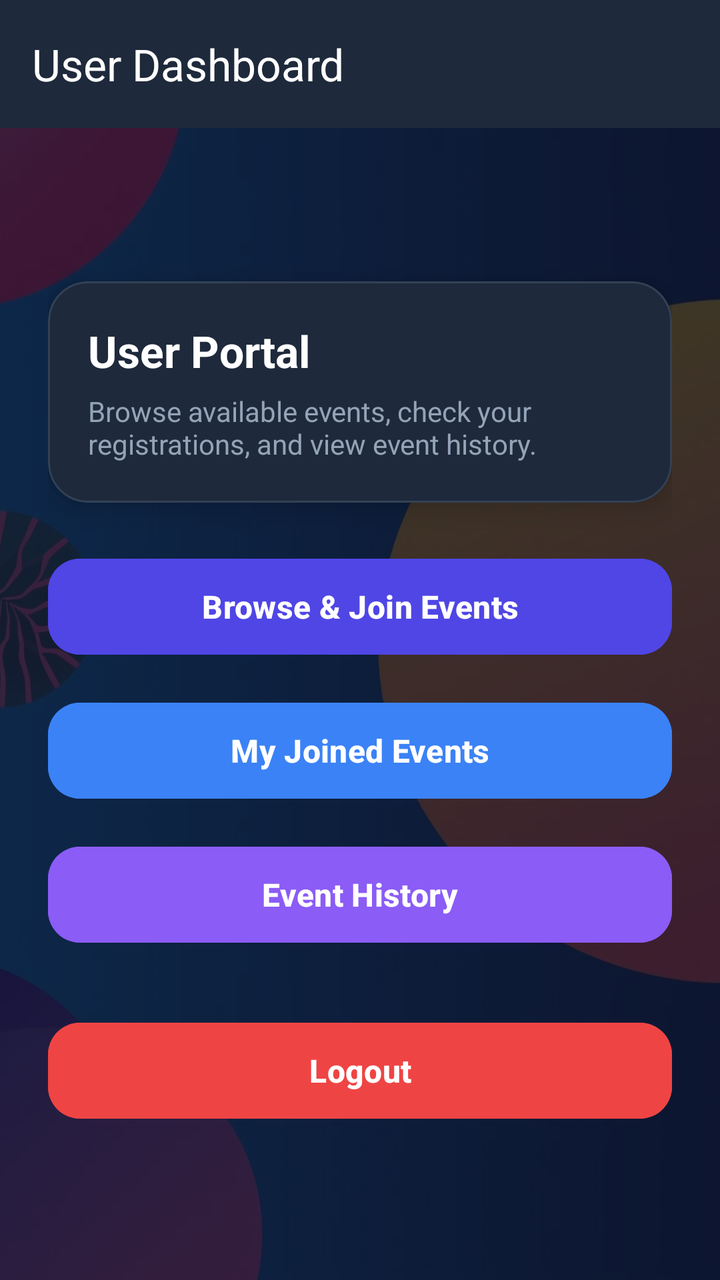
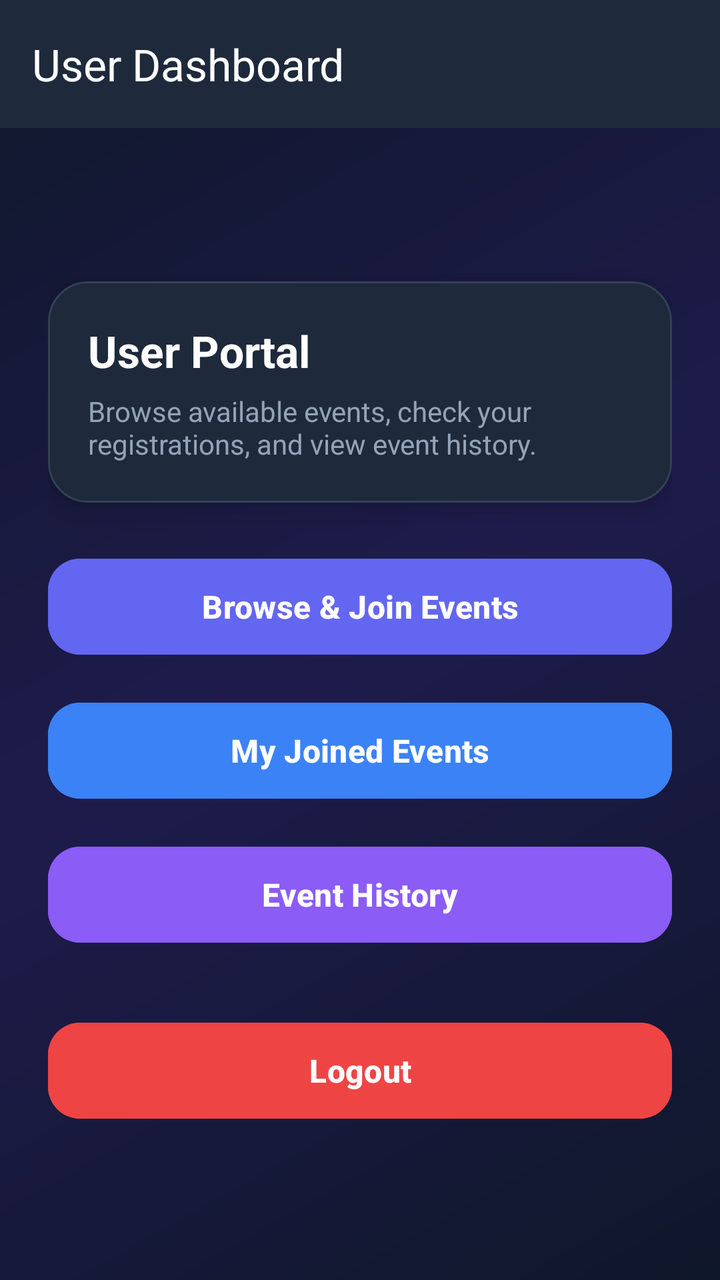

Before-and-after screenshots of an Android layout around one commit, followed by the original layout XML and the change that was made.
<!-- AndroidManifest.xml: application theme Theme.EventManagementSystem -->
<!-- res/layout/activity_user.xml -->
<?xml version="1.0" encoding="utf-8"?>
<FrameLayout
    xmlns:android="http://schemas.android.com/apk/res/android"
    xmlns:app="http://schemas.android.com/apk/res-auto"
    android:layout_width="match_parent"
    android:layout_height="match_parent">

    
    <ImageView
        android:layout_width="match_parent"
        android:layout_height="match_parent"
        android:src="@drawable/event_activity"
        android:scaleType="centerCrop"
        android:contentDescription="Background"/>

    
    <View
        android:layout_width="match_parent"
        android:layout_height="match_parent"
        android:background="#CC0F172A"/>

    <LinearLayout
        android:layout_width="match_parent"
        android:layout_height="match_parent"
        android:orientation="vertical">

        <com.google.android.material.appbar.MaterialToolbar
            android:id="@+id/toolbar"
            android:layout_width="match_parent"
            android:layout_height="?attr/actionBarSize"
            android:background="#1E293B"
            app:title="User Dashboard"
            app:titleTextColor="@android:color/white"/>

        <ScrollView
            android:layout_width="match_parent"
            android:layout_height="match_parent"
            android:fillViewport="true">

            <LinearLayout
                android:layout_width="match_parent"
                android:layout_height="wrap_content"
                android:orientation="vertical"
                android:padding="24dp"
                android:gravity="center">

                
                <com.google.android.material.card.MaterialCardView
                    android:layout_width="match_parent"
                    android:layout_height="wrap_content"
                    app:cardCornerRadius="20dp"
                    app:cardElevation="8dp"
                    app:strokeWidth="1dp"
                    app:strokeColor="#334155"
                    app:cardBackgroundColor="#1E293B"
                    android:layout_marginBottom="24dp">

                    <LinearLayout
                        android:layout_width="match_parent"
                        android:layout_height="wrap_content"
                        android:orientation="vertical"
                        android:padding="20dp">

                        <TextView
                            android:layout_width="wrap_content"
                            android:layout_height="wrap_content"
                            android:text="User Portal"
                            android:textSize="22sp"
                            android:textStyle="bold"
                            android:textColor="#FFFFFF"/>

                        <TextView
                            android:layout_width="wrap_content"
                            android:layout_height="wrap_content"
                            android:text="Browse available events, check your registrations, and view event history."
                            android:textSize="14sp"
                            android:textColor="#94A3B8"
                            android:layout_marginTop="6dp"/>
                    </LinearLayout>
                </com.google.android.material.card.MaterialCardView>

                
                <Button
                    android:id="@+id/btnJoinEvents"
                    android:layout_width="match_parent"
                    android:layout_height="56dp"
                    android:text="Browse &amp; Join Events"
                    android:textSize="16sp"
                    android:textStyle="bold"
                    android:textColor="@android:color/white"
                    android:backgroundTint="#4F46E5"
                    app:cornerRadius="16dp"/>

                <Button
                    android:id="@+id/btnMyEvents"
                    android:layout_width="match_parent"
                    android:layout_height="56dp"
                    android:text="My Joined Events"
                    android:textSize="16sp"
                    android:textStyle="bold"
                    android:textColor="@android:color/white"
                    android:backgroundTint="#3B82F6"
                    app:cornerRadius="16dp"
                    android:layout_marginTop="16dp"/>

                <Button
                    android:id="@+id/btnHistory"
                    android:layout_width="match_parent"
                    android:layout_height="56dp"
                    android:text="Event History"
                    android:textSize="16sp"
                    android:textStyle="bold"
                    android:textColor="@android:color/white"
                    android:backgroundTint="#8B5CF6"
                    app:cornerRadius="16dp"
                    android:layout_marginTop="16dp"/>

                <Button
                    android:id="@+id/btnLogout"
                    android:layout_width="match_parent"
                    android:layout_height="56dp"
                    android:text="Logout"
                    android:textSize="16sp"
                    android:textStyle="bold"
                    android:textColor="@android:color/white"
                    android:backgroundTint="#EF4444"
                    app:cornerRadius="16dp"
                    android:layout_marginTop="32dp"/>

            </LinearLayout>

        </ScrollView>

    </LinearLayout>

</FrameLayout>
<!-- resources referenced by this layout -->
<resources>
  <!-- drawable event_activity: jpg bitmap (drawable, 97123 bytes) -->
  <style name="Theme.EventManagementSystem" parent="Base.Theme.EventManagementSystem" />
  <style name="Base.Theme.EventManagementSystem" parent="Theme.Material3.DayNight.NoActionBar">
          <item name="colorPrimary">@color/primary</item>
          <item name="colorPrimaryVariant">@color/primary_dark</item>
          <item name="colorSecondary">@color/accent_orange</item>
          <item name="android:statusBarColor">@color/primary_dark</item>
      </style>
  <color name="primary">#4F46E5</color>
  <color name="primary_dark">#3730A3</color>
  <color name="accent_orange">#F97316</color>
</resources>

<!-- the commit's change to res/layout/activity_user.xml (unified diff, before → after) -->
@@ -1,136 +1,117 @@
 <?xml version="1.0" encoding="utf-8"?>
-<FrameLayout
+<LinearLayout
     xmlns:android="http://schemas.android.com/apk/res/android"
     xmlns:app="http://schemas.android.com/apk/res-auto"
     android:layout_width="match_parent"
-    android:layout_height="match_parent">
+    android:layout_height="match_parent"
+    android:orientation="vertical"
+    android:background="@drawable/bg_main_gradient">
 
-    
-    <ImageView
+    <com.google.android.material.appbar.MaterialToolbar
+        android:id="@+id/toolbar"
+        android:layout_width="match_parent"
+        android:layout_height="?attr/actionBarSize"
+        android:background="#1E293B"
+        app:title="User Dashboard"
+        app:titleTextColor="@android:color/white"/>
+
+    <ScrollView
         android:layout_width="match_parent"
         android:layout_height="match_parent"
-        android:src="@drawable/event_activity"
-        android:scaleType="centerCrop"
-        android:contentDescription="Background"/>
+        android:fillViewport="true">
 
-    
-    <View
-        android:layout_width="match_parent"
-        android:layout_height="match_parent"
-        android:background="#CC0F172A"/>
+        <LinearLayout
+            android:layout_width="match_parent"
+            android:layout_height="wrap_content"
+            android:orientation="vertical"
+            android:padding="24dp"
+            android:gravity="center">
 
-    <LinearLayout
-        android:layout_width="match_parent"
-        android:layout_height="match_parent"
-        android:orientation="vertical">
-
-        <com.google.android.material.appbar.MaterialToolbar
-            android:id="@+id/toolbar"
-            android:layout_width="match_parent"
-            android:layout_height="?attr/actionBarSize"
-            android:background="#1E293B"
-            app:title="User Dashboard"
-            app:titleTextColor="@android:color/white"/>
-
-        <ScrollView
-            android:layout_width="match_parent"
-            android:layout_height="match_parent"
-            android:fillViewport="true">
-
-            <LinearLayout
+            
+            <com.google.android.material.card.MaterialCardView
                 android:layout_width="match_parent"
                 android:layout_height="wrap_content"
-                android:orientation="vertical"
-                android:padding="24dp"
-                android:gravity="center">
+                app:cardCornerRadius="20dp"
+                app:cardElevation="8dp"
+                app:strokeWidth="1dp"
+                app:strokeColor="#334155"
+                app:cardBackgroundColor="#1E293B"
+                android:layout_marginBottom="24dp">
 
-                
-                <com.google.android.material.card.MaterialCardView
+                <LinearLayout
                     android:layout_width="match_parent"
                     android:layout_height="wrap_content"
-                    app:cardCornerRadius="20dp"
-                    app:cardElevation="8dp"
-                    app:strokeWidth="1dp"
-                    app:strokeColor="#334155"
-                    app:cardBackgroundColor="#1E293B"
-                    android:layout_marginBottom="24dp">
+                    android:orientation="vertical"
+                    android:padding="20dp">
 
-                    <LinearLayout
-                        android:layout_width="match_parent"
+                    <TextView
+                        android:layout_width="wrap_content"
                         android:layout_height="wrap_content"
-                        android:orientation="vertical"
-                        android:padding="20dp">
+                        android:text="User Portal"
+                        android:textSize="22sp"
+                        android:textStyle="bold"
+                        android:textColor="#FFFFFF"/>
 
-                        <TextView
-                            android:layout_width="wrap_content"
-                            android:layout_height="wrap_content"
-                            android:text="User Portal"
-                            android:textSize="22sp"
-                            android:textStyle="bold"
-                            android:textColor="#FFFFFF"/>
+                    <TextView
+                        android:layout_width="wrap_content"
+                        android:layout_height="wrap_content"
+                        android:text="Browse available events, check your registrations, and view event history."
+                        android:textSize="14sp"
+                        android:textColor="#94A3B8"
+                        android:layout_marginTop="6dp"/>
+                </LinearLayout>
+            </com.google.android.material.card.MaterialCardView>
 
-                        <TextView
-                            android:layout_width="wrap_content"
-                            android:layout_height="wrap_content"
-                            android:text="Browse available events, check your registrations, and view event history."
-                            android:textSize="14sp"
-                            android:textColor="#94A3B8"
-                            android:layout_marginTop="6dp"/>
-                    </LinearLayout>
-                </com.google.android.material.card.MaterialCardView>
+            
+            <Button
+                android:id="@+id/btnJoinEvents"
+                android:layout_width="match_parent"
+                android:layout_height="56dp"
+                android:text="Browse &amp; Join Events"
+                android:textSize="16sp"
+                android:textStyle="bold"
+                android:textColor="@android:color/white"
+                android:backgroundTint="#6366F1"
+                app:cornerRadius="16dp"/>
 
-                
-                <Button
-                    android:id="@+id/btnJoinEvents"
-                    android:layout_width="match_parent"
-                    android:layout_height="56dp"
-                    android:text="Browse &amp; Join Events"
-                    android:textSize="16sp"
-                    android:textStyle="bold"
-                    android:textColor="@android:color/white"
-                    android:backgroundTint="#4F46E5"
-                    app:cornerRadius="16dp"/>
+            <Button
+                android:id="@+id/btnMyEvents"
+                android:layout_width="match_parent"
+                android:layout_height="56dp"
+                android:text="My Joined Events"
+                android:textSize="16sp"
+                android:textStyle="bold"
+                android:textColor="@android:color/white"
+                android:backgroundTint="#3B82F6"
+                app:cornerRadius="16dp"
+                android:layout_marginTop="16dp"/>
 
-                <Button
-                    android:id="@+id/btnMyEvents"
-                    android:layout_width="match_parent"
-                    android:layout_height="56dp"
-                    android:text="My Joined Events"
-                    android:textSize="16sp"
-                    android:textStyle="bold"
-                    android:textColor="@android:color/white"
-                    android:backgroundTint="#3B82F6"
-                    app:cornerRadius="16dp"
-                    android:layout_marginTop="16dp"/>
+            <Button
+                android:id="@+id/btnHistory"
+                android:layout_width="match_parent"
+                android:layout_height="56dp"
+                android:text="Event History"
+                android:textSize="16sp"
+                android:textStyle="bold"
+                android:textColor="@android:color/white"
+                android:backgroundTint="#8B5CF6"
+                app:cornerRadius="16dp"
+                android:layout_marginTop="16dp"/>
 
-                <Button
-                    android:id="@+id/btnHistory"
-                    android:layout_width="match_parent"
-                    android:layout_height="56dp"
-                    android:text="Event History"
-                    android:textSize="16sp"
-                    android:textStyle="bold"
-                    android:textColor="@android:color/white"
-                    android:backgroundTint="#8B5CF6"
-                    app:cornerRadius="16dp"
-                    android:layout_marginTop="16dp"/>
+            <Button
+                android:id="@+id/btnLogout"
+                android:layout_width="match_parent"
+                android:layout_height="56dp"
+                android:text="Logout"
+                android:textSize="16sp"
+                android:textStyle="bold"
+                android:textColor="@android:color/white"
+                android:backgroundTint="#EF4444"
+                app:cornerRadius="16dp"
+                android:layout_marginTop="32dp"/>
 
-                <Button
-                    android:id="@+id/btnLogout"
-                    android:layout_width="match_parent"
-                    android:layout_height="56dp"
-                    android:text="Logout"
-                    android:textSize="16sp"
-                    android:textStyle="bold"
-                    android:textColor="@android:color/white"
-                    android:backgroundTint="#EF4444"
-                    app:cornerRadius="16dp"
-                    android:layout_marginTop="32dp"/>
+        </LinearLayout>
 
-            </LinearLayout>
+    </ScrollView>
 
-        </ScrollView>
-
-    </LinearLayout>
-
-</FrameLayout>
+</LinearLayout>
<!-- resource entries referenced after the edit -->
@@ -1,6 +1,16 @@
 <!-- resources referenced by this layout -->
 <resources>
-  <!-- drawable event_activity: jpg bitmap (drawable, 97123 bytes) -->
+  <!-- drawable bg_main_gradient (drawable) -->
+  <?xml version="1.0" encoding="utf-8"?>
+  <shape xmlns:android="http://schemas.android.com/apk/res/android"
+      android:shape="rectangle">
+      <gradient
+          android:angle="135"
+          android:startColor="#0F172A"
+          android:centerColor="#1E1B4B"
+          android:endColor="#0F172A"
+          android:type="linear" />
+  </shape>
   <style name="Theme.EventManagementSystem" parent="Base.Theme.EventManagementSystem" />
   <style name="Base.Theme.EventManagementSystem" parent="Theme.Material3.DayNight.NoActionBar">
           <item name="colorPrimary">@color/primary</item>
@@ -8,8 +18,8 @@
           <item name="colorSecondary">@color/accent_orange</item>
           <item name="android:statusBarColor">@color/primary_dark</item>
       </style>
-  <color name="primary">#4F46E5</color>
-  <color name="primary_dark">#3730A3</color>
+  <color name="primary">#6366F1</color>
+  <color name="primary_dark">#4338CA</color>
   <color name="accent_orange">#F97316</color>
 </resources>
 
